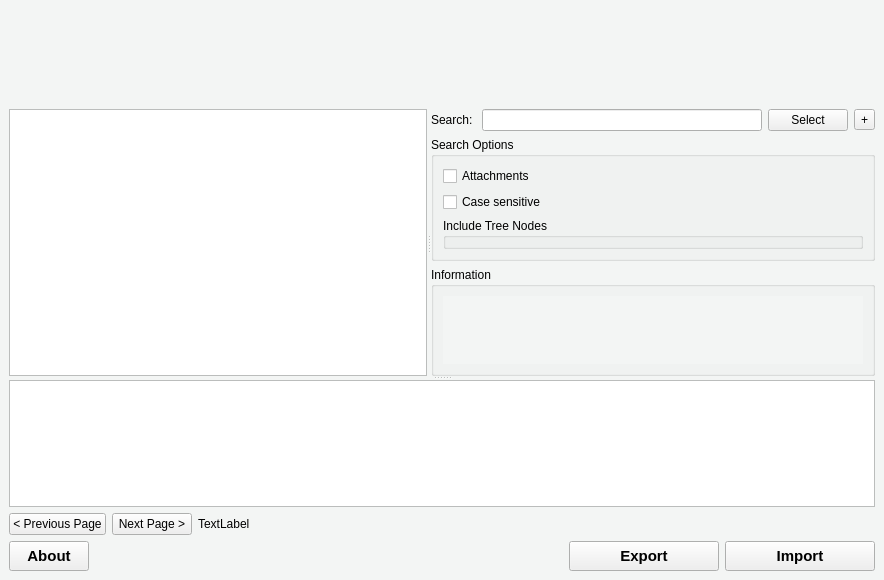
First picture: the form in src/gui/dinsightmainwindow.ui, repository piql/insight, before the edit.
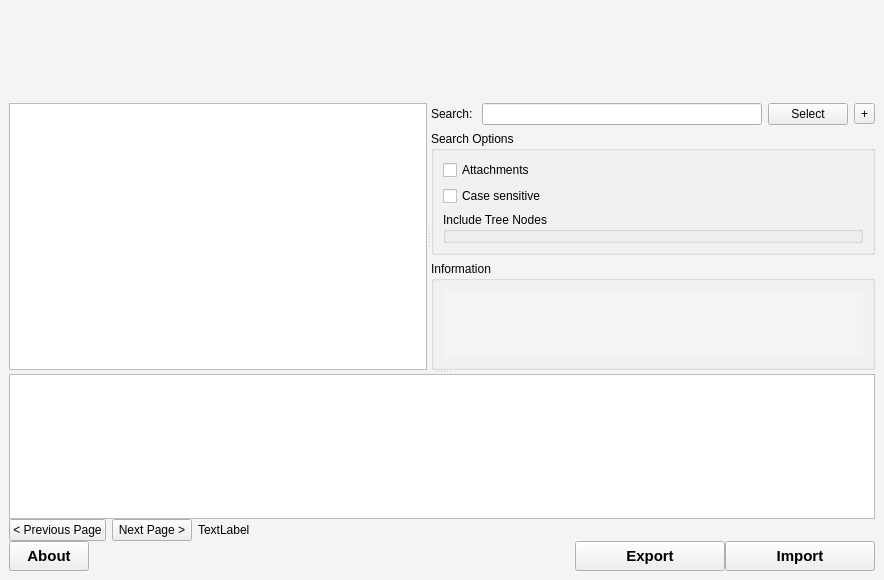
Second picture: the form after the edit. Icons and pictures are not drawn. Custom widgets are drawn as their Qt base class.

The edit to the form file:
```diff
--- a/src/gui/dinsightmainwindow.ui
+++ b/src/gui/dinsightmainwindow.ui
@@ -89,6 +89,9 @@
   </property>
   <widget class="QWidget" name="centralwidget">
    <layout class="QVBoxLayout" name="verticalLayout_2">
+    <property name="spacing">
+     <number>0</number>
+    </property>
     <item>
      <layout class="QHBoxLayout" name="horizontalLayout_4">
       <property name="spacing">
@@ -307,6 +310,9 @@
            <property name="title">
             <string>Information</string>
            </property>
+           <property name="flat">
+            <bool>false</bool>
+           </property>
            <layout class="QHBoxLayout" name="horizontalLayout_3">
             <item>
              <widget class="QScrollArea" name="infoViewScrollArea">
@@ -324,8 +330,8 @@
                 <rect>
                  <x>0</x>
                  <y>0</y>
-                 <width>415</width>
-                 <height>69</height>
+                 <width>429</width>
+                 <height>72</height>
                 </rect>
                </property>
                <layout class="QVBoxLayout" name="verticalLayout_3">
@@ -346,6 +352,12 @@
                   <property name="fieldGrowthPolicy">
                    <enum>QFormLayout::ExpandingFieldsGrow</enum>
                   </property>
+                  <property name="horizontalSpacing">
+                   <number>5</number>
+                  </property>
+                  <property name="verticalSpacing">
+                   <number>5</number>
+                  </property>
                  </layout>
                 </item>
                </layout>
```
Left out of the diff: 3 changed lines with no effect on the pictures.
